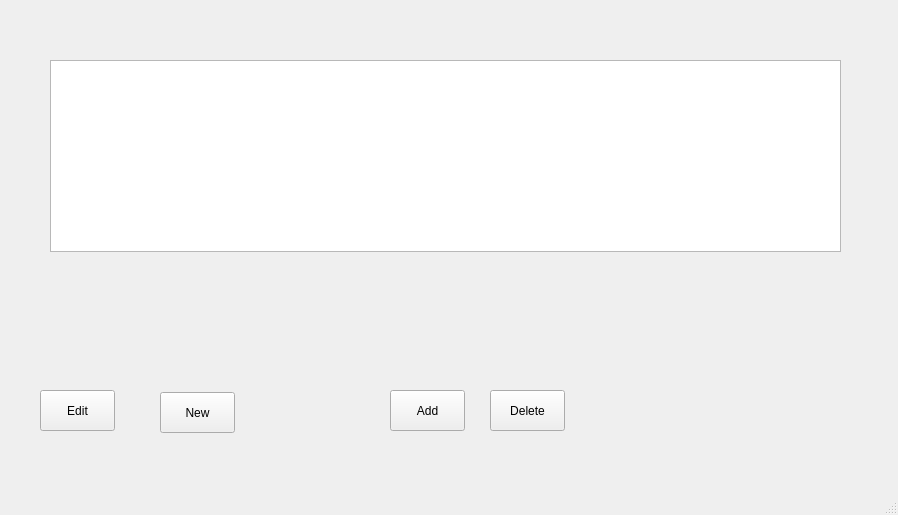
This is mainwindow.ui in BMUlyashev/f1772 as Qt 5 draws it before an edit. The edited form follows.
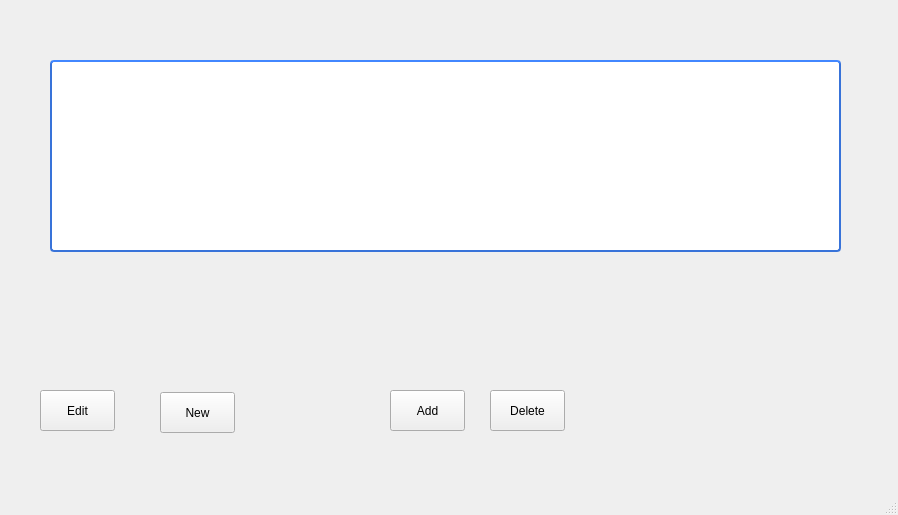
This is the edited form. Icons and pictures are not drawn.

```diff
--- a/mainwindow.ui
+++ b/mainwindow.ui
@@ -49,6 +49,35 @@
       <height>192</height>
      </rect>
     </property>
+    <property name="styleSheet">
+     <string notr="true">QHeaderView {
+    background-color: #fff;
+    font-size:13px;
+}
+QHeaderView::section:horizontal {
+    color: #fff;
+    border-style: solid;
+    background-color: qlineargradient( x1: 0, y1: 0, x2: 0, y2: 1,
+                                        stop: 0 #4287ff, stop: 1 #356ccc);
+ }
+QTableView {
+    border: 2px solid #3873d9;
+    border-top-color: #4287ff;
+    border-radius: 4px;
+    background-color: #fff;
+    background-image: url(:/img/other/background.png);
+    gridline-color: #777;
+    selection-background-color: #ccdfff;
+    color:#333;
+    font-size:12px;
+ }</string>
+    </property>
+    <attribute name="verticalHeaderVisible">
+     <bool>false</bool>
+    </attribute>
+    <attribute name="verticalHeaderHighlightSections">
+     <bool>false</bool>
+    </attribute>
    </widget>
    <widget class="QPushButton" name="pushButton_4">
     <property name="geometry">
```
